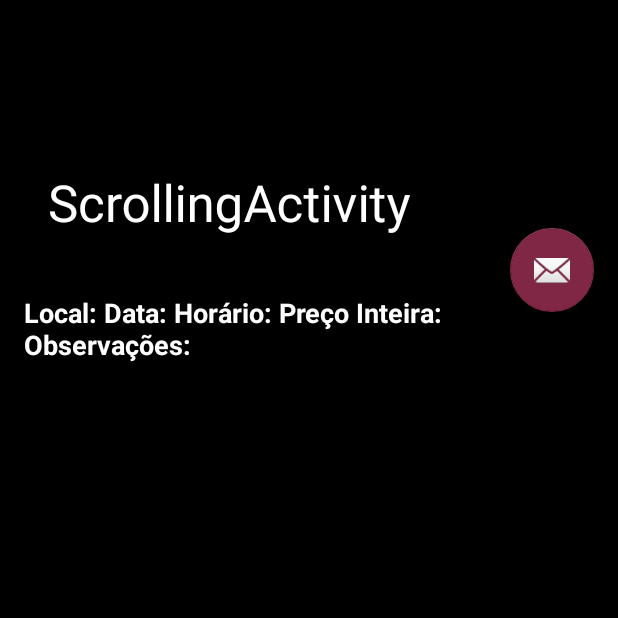
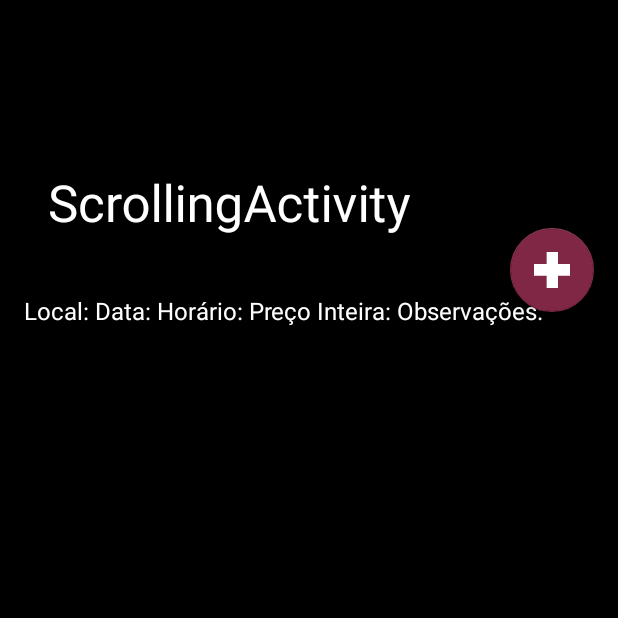
Before and after one commit to eumagnun/dia-do-bate-cabeca-android, an Android app: the ViewEventActivity screen opened directly, with no data from a screen before it, on a phone screen of 412 x 824 dp, the top half of it. Run offline under Robolectric (Android 15) with nearby library versions, the phone set to English and light mode, and no system bars; our stand-ins replace Firebase (no records; nobody signed in at launch, a user with empty details on screens opened directly), Picasso; 8 statements that could not run were skipped.

Commit message:
update style

```diff
--- a/app/src/main/java/br/com/leinadlarama/diadobatecabeca/ViewEventActivity.java
+++ b/app/src/main/java/br/com/leinadlarama/diadobatecabeca/ViewEventActivity.java
@@ -53,7 +53,7 @@ public class ViewEventActivity extends AppCompatActivity {
         fab.setOnClickListener(new View.OnClickListener() {
             @Override
             public void onClick(View view) {
-                Snackbar.make(view, DataHolder.getInstance().getEventSelected().getNomeBanda(), Snackbar.LENGTH_LONG)
+                Snackbar.make(view, DataHolder.getInstance().getEventSelected().getNomeBanda()+" adicionado aos favoritos", Snackbar.LENGTH_LONG)
                         .setAction("Action", null).show();
             }
         });
--- a/app/src/main/res/layout/activity_scrolling.xml
+++ b/app/src/main/res/layout/activity_scrolling.xml
@@ -51,6 +51,6 @@
         android:layout_margin="@dimen/fab_margin"
         app:layout_anchor="@id/app_bar"
         app:layout_anchorGravity="bottom|end"
-        app:srcCompat="@android:drawable/ic_dialog_email" />
+        app:srcCompat="@drawable/plus" />
 
 </android.support.design.widget.CoordinatorLayout>
--- a/app/src/main/res/layout/content_scrolling.xml
+++ b/app/src/main/res/layout/content_scrolling.xml
@@ -20,8 +20,7 @@
         android:layout_width="wrap_content"
         android:layout_height="wrap_content"
         android:layout_margin="@dimen/text_margin"
-        android:textStyle="bold"
-        android:textSize="18sp"
+        android:textSize="16sp"
         android:textColor="#FFF"
         android:text="@string/large_text" />
 
```
Also changed, not shown: app/src/main/res/drawable/plus.png (added).
